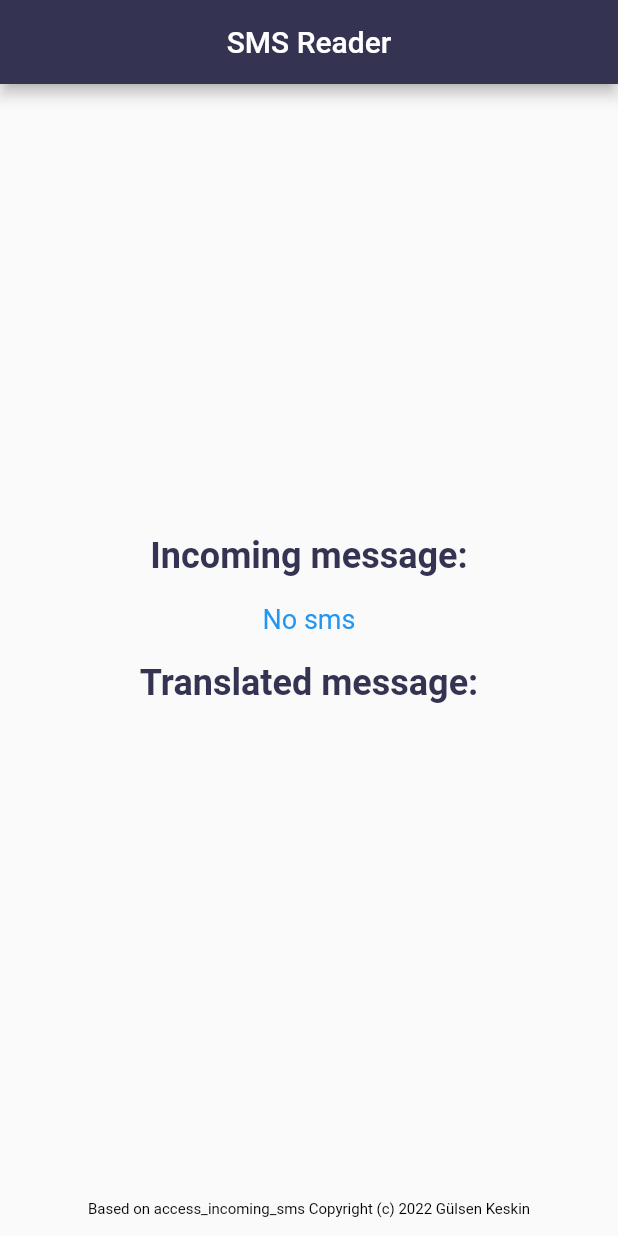
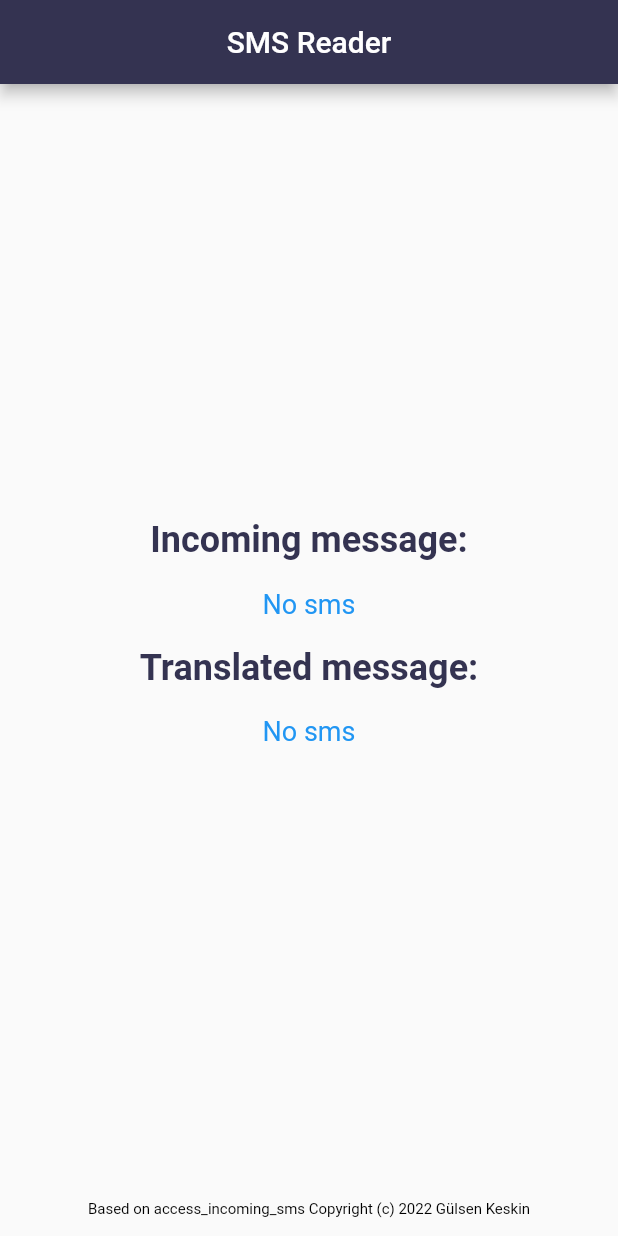
Before and after one commit to OlaTurmo/Georgian-SMS, a Flutter app: the screen it shows after launch, on a phone screen of 412 x 824 dp. Run offline on Flutter 3.47's test engine with Material 2 defaults, Android fonts, the phone set to English and light mode, and no system bars; our stand-ins replace permission_handler; network calls fail.

Commit message:
updated codes

```diff
--- a/lib/main.dart
+++ b/lib/main.dart
@@ -105,7 +105,11 @@ class _MyAppState extends State<MyApp> {
                           style:
                               const TextStyle(fontSize: 18, color: Colors.blue),
                         )
-                      : SizedBox.fromSize(),
+                      : Text(
+                          sms,
+                          style:
+                              const TextStyle(fontSize: 18, color: Colors.blue),
+                        ),
                 ],
               ),
               const Padding(
```
